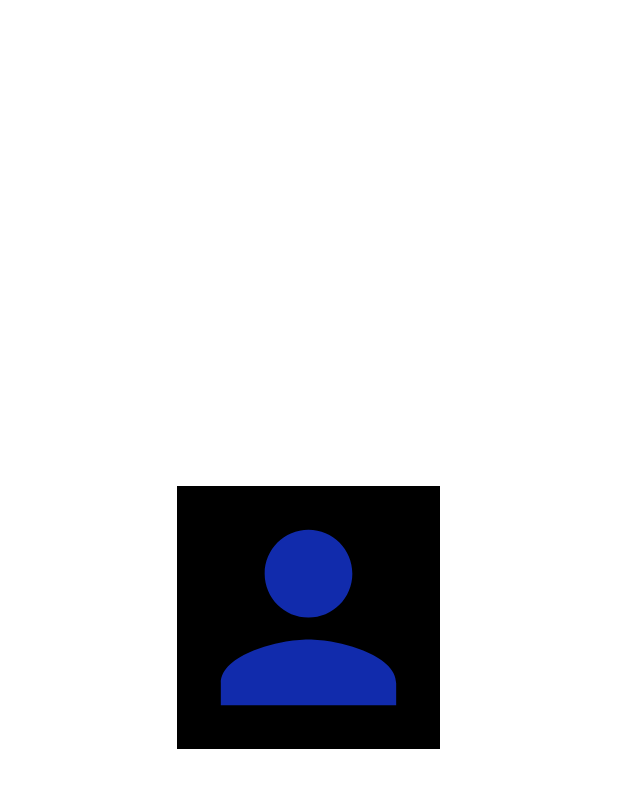
After one commit to Neonexer/ChatForSchoolProject, an Android app: the layout activity_splash_screen.xml on its own in the app's theme, with its tools: preview values and no code run, on a phone screen of 412 x 824 dp. The commit adds this screen. Shown: the top 788 px of the screen. Run offline under Robolectric (Android 15) with nearby library versions, the phone set to English and light mode, and no system bars.

Commit message:
Splash Screen

```diff
--- a/app/src/main/AndroidManifest.xml
+++ b/app/src/main/AndroidManifest.xml
@@ -10,13 +10,16 @@
         android:supportsRtl="true"
         android:theme="@style/Theme.Chat">
         <activity
+            android:name=".SignInActivity"
+            android:exported="false" />
+        <activity
             android:name=".UserListActivity"
             android:exported="false" />
         <activity
             android:name=".ChatActivity"
             android:exported="false" />
         <activity
-            android:name=".SignInActivity"
+            android:name=".SplashScreen"
             android:exported="true">
             <intent-filter>
                 <action android:name="android.intent.action.MAIN" />
--- a/app/src/main/java/com/example/chat/SignInActivity.java
+++ b/app/src/main/java/com/example/chat/SignInActivity.java
@@ -60,10 +60,6 @@ public class SignInActivity extends AppCompatActivity {
                 loginSignUpUser(emailEditText.getText().toString().trim(), passwordEditText.getText().toString().trim());
             }
         });
-
-        if (auth.getCurrentUser() != null) {
-            startActivity(new Intent(SignInActivity.this, UserListActivity.class));
-        }
     }
 
     private void loginSignUpUser(String email, String password) {
--- /dev/null
+++ b/app/src/main/res/layout/activity_splash_screen.xml
@@ -0,0 +1,18 @@
+<?xml version="1.0" encoding="utf-8"?>
+<RelativeLayout xmlns:android="http://schemas.android.com/apk/res/android"
+    xmlns:app="http://schemas.android.com/apk/res-auto"
+    xmlns:tools="http://schemas.android.com/tools"
+    android:layout_width="match_parent"
+    android:layout_height="match_parent"
+    tools:context=".SplashScreen">
+
+    <ImageView
+        android:id="@+id/imageView"
+        android:layout_width="175dp"
+        android:layout_height="175dp"
+        android:foreground="@drawable/ic_baseline_person_24"
+        android:layout_centerVertical="true"
+        android:layout_centerHorizontal="true"
+        android:background="@color/black"/>
+
+</RelativeLayout>
```
Also changed, not shown: app/src/main/java/com/example/chat/SplashScreen.java (added, +45 -0 lines).
